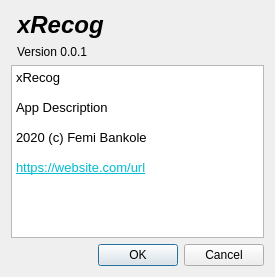
Before: the Qt Designer form ui/about.ui in iTranscend/xRecog, drawn with Qt 5.
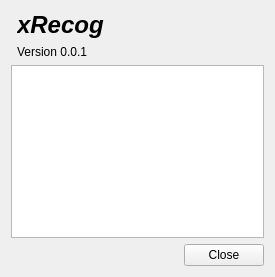
After: the same form once the commit is applied. Icons and pictures are not drawn.

Commit message: Implement about info functionality

```diff
--- a/ui/about.ui
+++ b/ui/about.ui
@@ -24,29 +24,15 @@
     <normaloff>:/logos/xrecog-64px.svg</normaloff>:/logos/xrecog-64px.svg</iconset>
   </property>
   <layout class="QGridLayout" name="gridLayout">
-   <item row="1" column="0">
-    <widget class="QDialogButtonBox" name="buttonBox">
-     <property name="standardButtons">
-      <set>QDialogButtonBox::Cancel|QDialogButtonBox::Ok</set>
-     </property>
-    </widget>
-   </item>
    <item row="0" column="0">
     <layout class="QGridLayout" name="gridLayout_2">
      <item row="2" column="1">
-      <widget class="QTextBrowser" name="textBrowser">
-       <property name="html">
-        <string>&lt;!DOCTYPE HTML PUBLIC &quot;-//W3C//DTD HTML 4.0//EN&quot; &quot;http://www.w3.org/TR/REC-html40/strict.dtd&quot;&gt;
-&lt;html&gt;&lt;head&gt;&lt;meta name=&quot;qrichtext&quot; content=&quot;1&quot; /&gt;&lt;style type=&quot;text/css&quot;&gt;
-p, li { white-space: pre-wrap; }
-&lt;/style&gt;&lt;/head&gt;&lt;body style=&quot; font-family:'Noto Sans'; font-size:10pt; font-weight:400; font-style:normal;&quot;&gt;
-&lt;p style=&quot; margin-top:0px; margin-bottom:0px; margin-left:0px; margin-right:0px; -qt-block-indent:0; text-indent:0px;&quot;&gt;xRecog&lt;/p&gt;
-&lt;p style=&quot;-qt-paragraph-type:empty; margin-top:0px; margin-bottom:0px; margin-left:0px; margin-right:0px; -qt-block-indent:0; text-indent:0px;&quot;&gt;&lt;br /&gt;&lt;/p&gt;
-&lt;p style=&quot; margin-top:0px; margin-bottom:0px; margin-left:0px; margin-right:0px; -qt-block-indent:0; text-indent:0px;&quot;&gt;App Description&lt;/p&gt;
-&lt;p style=&quot;-qt-paragraph-type:empty; margin-top:0px; margin-bottom:0px; margin-left:0px; margin-right:0px; -qt-block-indent:0; text-indent:0px;&quot;&gt;&lt;br /&gt;&lt;/p&gt;
-&lt;p style=&quot; margin-top:0px; margin-bottom:0px; margin-left:0px; margin-right:0px; -qt-block-indent:0; text-indent:0px;&quot;&gt;2020 (c) Femi Bankole&lt;/p&gt;
-&lt;p style=&quot;-qt-paragraph-type:empty; margin-top:0px; margin-bottom:0px; margin-left:0px; margin-right:0px; -qt-block-indent:0; text-indent:0px;&quot;&gt;&lt;br /&gt;&lt;/p&gt;
-&lt;p style=&quot; margin-top:0px; margin-bottom:0px; margin-left:0px; margin-right:0px; -qt-block-indent:0; text-indent:0px;&quot;&gt;&lt;a href=&quot;https://github.com/miraclx/ante-cat&quot;&gt;&lt;span style=&quot; text-decoration: underline; color:#00bcd4;&quot;&gt;https://website.com/url&lt;/span&gt;&lt;/a&gt;&lt;/p&gt;&lt;/body&gt;&lt;/html&gt;</string>
+      <widget class="QPlainTextEdit" name="aboutText">
+       <property name="readOnly">
+        <bool>true</bool>
+       </property>
+       <property name="plainText">
+        <string/>
        </property>
       </widget>
      </item>
@@ -94,6 +80,16 @@
      </item>
     </layout>
    </item>
+   <item row="1" column="0" alignment="Qt::AlignRight">
+    <widget class="QPushButton" name="closeButton">
+     <property name="text">
+      <string>Close</string>
+     </property>
+     <property name="icon">
+      <iconset theme="cancel"/>
+     </property>
+    </widget>
+   </item>
   </layout>
  </widget>
  <resources>
```
Left out of the diff: 35 changed lines with no effect on the pictures. The commit also changes 2 other files.
